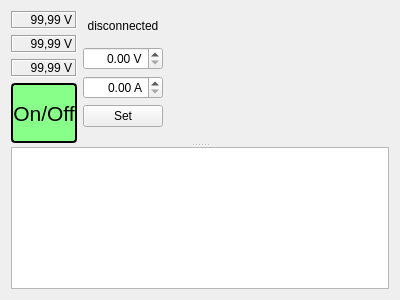
Above: mainwidget.ui from t2ft/DP700 before the change. Below: the same form after it.
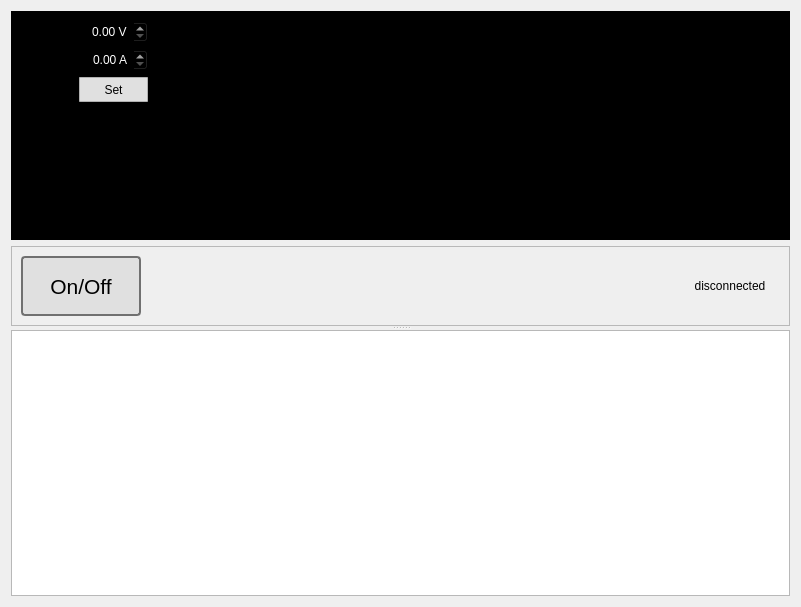
That is the form after the change.

Commit message: changed UI to look more like original instrument

```diff
--- a/mainwidget.ui
+++ b/mainwidget.ui
@@ -6,17 +6,29 @@
    <rect>
     <x>0</x>
     <y>0</y>
-    <width>400</width>
-    <height>300</height>
+    <width>801</width>
+    <height>607</height>
    </rect>
   </property>
-  <layout class="QVBoxLayout" name="verticalLayout_3">
+  <layout class="QVBoxLayout" name="verticalLayout_4">
    <item>
     <widget class="QSplitter" name="splitter">
      <property name="orientation">
       <enum>Qt::Vertical</enum>
      </property>
      <widget class="QWidget" name="layoutWidget">
+      <layout class="QVBoxLayout" name="verticalLayout_3">
+       <item>
+        <widget class="QFrame" name="frame">
+         <property name="styleSheet">
+          <string notr="true">background-color:black;</string>
+         </property>
+         <property name="frameShape">
+          <enum>QFrame::StyledPanel</enum>
+         </property>
+         <property name="frameShadow">
+          <enum>QFrame::Raised</enum>
+         </property>
       <layout class="QHBoxLayout" name="horizontalLayout">
        <item>
         <layout class="QVBoxLayout" name="verticalLayout_2">
@@ -68,11 +80,138 @@
            </property>
           </widget>
          </item>
+           </layout>
+          </item>
+          <item>
+           <layout class="QVBoxLayout" name="verticalLayout">
+            <item>
+             <widget class="QDoubleSpinBox" name="setVolts">
+              <property name="maximumSize">
+               <size>
+                <width>120</width>
+                <height>16777215</height>
+               </size>
+              </property>
+              <property name="styleSheet">
+               <string notr="true">color:white;</string>
+              </property>
+              <property name="alignment">
+               <set>Qt::AlignRight|Qt::AlignTrailing|Qt::AlignVCenter</set>
+              </property>
+              <property name="suffix">
+               <string> V</string>
+              </property>
+              <property name="maximum">
+               <double>30.000000000000000</double>
+              </property>
+             </widget>
+            </item>
+            <item>
+             <widget class="QDoubleSpinBox" name="setAmps">
+              <property name="maximumSize">
+               <size>
+                <width>120</width>
+                <height>16777215</height>
+               </size>
+              </property>
+              <property name="styleSheet">
+               <string notr="true">color:white;</string>
+              </property>
+              <property name="alignment">
+               <set>Qt::AlignRight|Qt::AlignTrailing|Qt::AlignVCenter</set>
+              </property>
+              <property name="suffix">
+               <string> A</string>
+              </property>
+              <property name="maximum">
+               <double>5.000000000000000</double>
+              </property>
+             </widget>
+            </item>
+            <item>
+             <widget class="QPushButton" name="setVA">
+              <property name="minimumSize">
+               <size>
+                <width>0</width>
+                <height>25</height>
+               </size>
+              </property>
+              <property name="maximumSize">
+               <size>
+                <width>120</width>
+                <height>16777215</height>
+               </size>
+              </property>
+              <property name="styleSheet">
+               <string notr="true">QPushButton {
+    border: 1px solid #b0b0b0;
+    border-radius: 1px;
+    background-color: #e0e0e0;
+}
+QPushButton:default {
+    border: 2px solid #707070;
+    border-radius: 1px;
+}
+QPushButton:hover {
+    background-color: #e5f1fb;
+    border-color:#0078d7;
+}
+QPushButton:pressed {
+    background-color: #cce4f7;
+    border-color:#005499;
+}
+</string>
+              </property>
+              <property name="text">
+               <string>Set</string>
+              </property>
+             </widget>
+            </item>
+            <item>
+             <spacer name="verticalSpacer">
+              <property name="orientation">
+               <enum>Qt::Vertical</enum>
+              </property>
+              <property name="sizeHint" stdset="0">
+               <size>
+                <width>20</width>
+                <height>40</height>
+               </size>
+              </property>
+             </spacer>
+            </item>
+           </layout>
+          </item>
+          <item>
+           <spacer name="horizontalSpacer">
+            <property name="orientation">
+             <enum>Qt::Horizontal</enum>
+            </property>
+            <property name="sizeHint" stdset="0">
+             <size>
+              <width>599</width>
+              <height>20</height>
+             </size>
+            </property>
+           </spacer>
+          </item>
+         </layout>
+        </widget>
+       </item>
+       <item>
+        <widget class="QFrame" name="frame_2">
+         <property name="frameShape">
+          <enum>QFrame::StyledPanel</enum>
+         </property>
+         <property name="frameShadow">
+          <enum>QFrame::Raised</enum>
+         </property>
+         <layout class="QHBoxLayout" name="horizontalLayout_2">
          <item>
           <widget class="QPushButton" name="onoff">
            <property name="minimumSize">
             <size>
-             <width>0</width>
+              <width>120</width>
              <height>60</height>
             </size>
            </property>
@@ -83,18 +222,27 @@
            </property>
            <property name="styleSheet">
             <string notr="true">QPushButton {
-    border: 2px solid #000;
+    border: 1px solid #b0b0b0;
     border-radius: 4px;
-    background-color: #8f8;
+    background-color: #e0e0e0;
 }
 QPushButton:default {
-    border: 2px solid #000;
+    border: 2px solid #707070;
+}
+QPushButton:hover {
+    background-color: #e5f1fb;
+    border-color:#0078d7;
 }
 QPushButton:pressed {
     background-color: #d88;
 }
 QPushButton:checked {
-    background-color: #f88;
+    background-color: #eeffaa;
+    border-color:#c7fa00;
+}
+QPushButton:checked::pressed {
+    background-color: #d6e599;
+    border-color:#b8e500;
 }
 </string>
            </property>
@@ -104,20 +252,38 @@
            <property name="checkable">
             <bool>true</bool>
            </property>
-          </widget>
-         </item>
-        </layout>
-       </item>
+            <property name="default">
+             <bool>true</bool>
+            </property>
+           </widget>
+          </item>
        <item>
-        <layout class="QVBoxLayout" name="verticalLayout">
+           <spacer name="horizontalSpacer_2">
+            <property name="orientation">
+             <enum>Qt::Horizontal</enum>
+            </property>
+            <property name="sizeHint" stdset="0">
+             <size>
+              <width>40</width>
+              <height>20</height>
+             </size>
+            </property>
+           </spacer>
+          </item>
          <item>
           <widget class="QLabel" name="indicator">
            <property name="minimumSize">
             <size>
-             <width>0</width>
+              <width>100</width>
              <height>30</height>
             </size>
            </property>
+            <property name="maximumSize">
+             <size>
+              <width>100</width>
+              <height>40</height>
+             </size>
+            </property>
            <property name="text">
             <string>disconnected</string>
            </property>
@@ -126,84 +292,8 @@
            </property>
           </widget>
          </item>
-         <item>
-          <widget class="QDoubleSpinBox" name="setVolts">
-           <property name="maximumSize">
-            <size>
-             <width>120</width>
-             <height>16777215</height>
-            </size>
-           </property>
-           <property name="alignment">
-            <set>Qt::AlignRight|Qt::AlignTrailing|Qt::AlignVCenter</set>
-           </property>
-           <property name="suffix">
-            <string> V</string>
-           </property>
-           <property name="maximum">
-            <double>30.000000000000000</double>
-           </property>
-          </widget>
-         </item>
-         <item>
-          <widget class="QDoubleSpinBox" name="setAmps">
-           <property name="maximumSize">
-            <size>
-             <width>120</width>
-             <height>16777215</height>
-            </size>
-           </property>
-           <property name="alignment">
-            <set>Qt::AlignRight|Qt::AlignTrailing|Qt::AlignVCenter</set>
-           </property>
-           <property name="suffix">
-            <string> A</string>
-           </property>
-           <property name="maximum">
-            <double>5.000000000000000</double>
-           </property>
-          </widget>
-         </item>
-         <item>
-          <widget class="QPushButton" name="setVA">
-           <property name="maximumSize">
-            <size>
-             <width>120</width>
-             <height>16777215</height>
-            </size>
-           </property>
-           <property name="text">
-            <string>Set</string>
-           </property>
-          </widget>
-         </item>
-         <item>
-          <spacer name="verticalSpacer">
-           <property name="orientation">
-            <enum>Qt::Vertical</enum>
-           </property>
-           <property name="sizeHint" stdset="0">
-            <size>
-             <width>20</width>
-             <height>40</height>
-            </size>
-           </property>
-          </spacer>
-         </item>
-        </layout>
-       </item>
-       <item>
-        <spacer name="horizontalSpacer">
-         <property name="orientation">
-          <enum>Qt::Horizontal</enum>
-         </property>
-         <property name="sizeHint" stdset="0">
-          <size>
-           <width>40</width>
-           <height>20</height>
-          </size>
-         </property>
-        </spacer>
+         </layout>
+        </widget>
        </item>
       </layout>
      </widget>
```
Left out of the diff: 3 changed lines with no effect on the pictures. Lines whose indentation alone changed are shown as unchanged. The commit also changes 1 other file.
